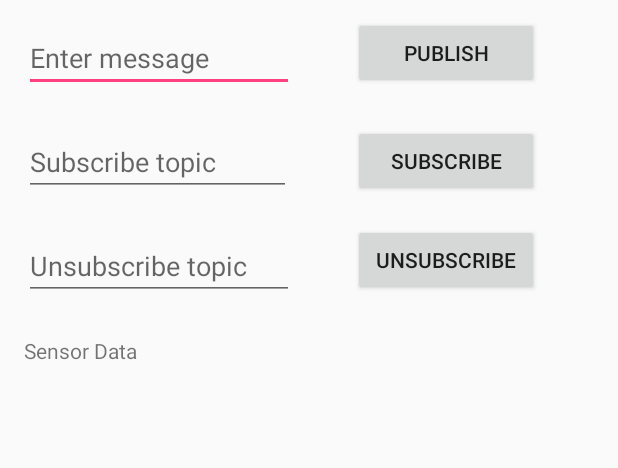
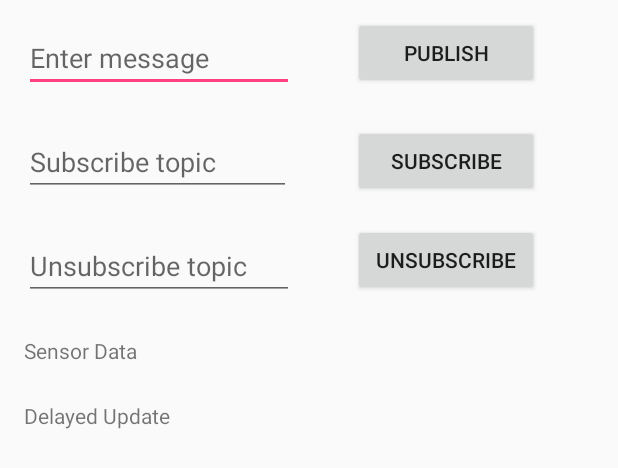
Before and after one commit to inderpreet/android_mqtt_sensor, an Android app: the layout activity_main.xml on its own in the app's theme, with its tools: preview values and no code run, on a phone screen of 412 x 824 dp. Shown: the top 468 px of the screen. Run offline under Robolectric (Android 15) with nearby library versions, the phone set to English and light mode, and no system bars.

Commit message:
Threaded created for delayed updates and other timed activities.

```diff
--- a/app/src/main/res/layout/activity_main.xml
+++ b/app/src/main/res/layout/activity_main.xml
@@ -94,4 +94,14 @@
         app:layout_constraintLeft_toLeftOf="parent"
         app:layout_constraintTop_toBottomOf="@+id/unSubscribeTopic" />
 
+    <TextView
+        android:id="@+id/delayedDataView"
+        android:layout_width="wrap_content"
+        android:layout_height="wrap_content"
+        android:layout_marginLeft="16dp"
+        android:layout_marginTop="24dp"
+        android:text="Delayed Update"
+        app:layout_constraintLeft_toLeftOf="parent"
+        app:layout_constraintTop_toBottomOf="@+id/sensorDataView" />
+
 </android.support.constraint.ConstraintLayout>
```
Also changed, not shown: app/src/main/java/com/app/androidkt/mqtt/MainActivity.java (+28 -0 lines), 1 other file.
